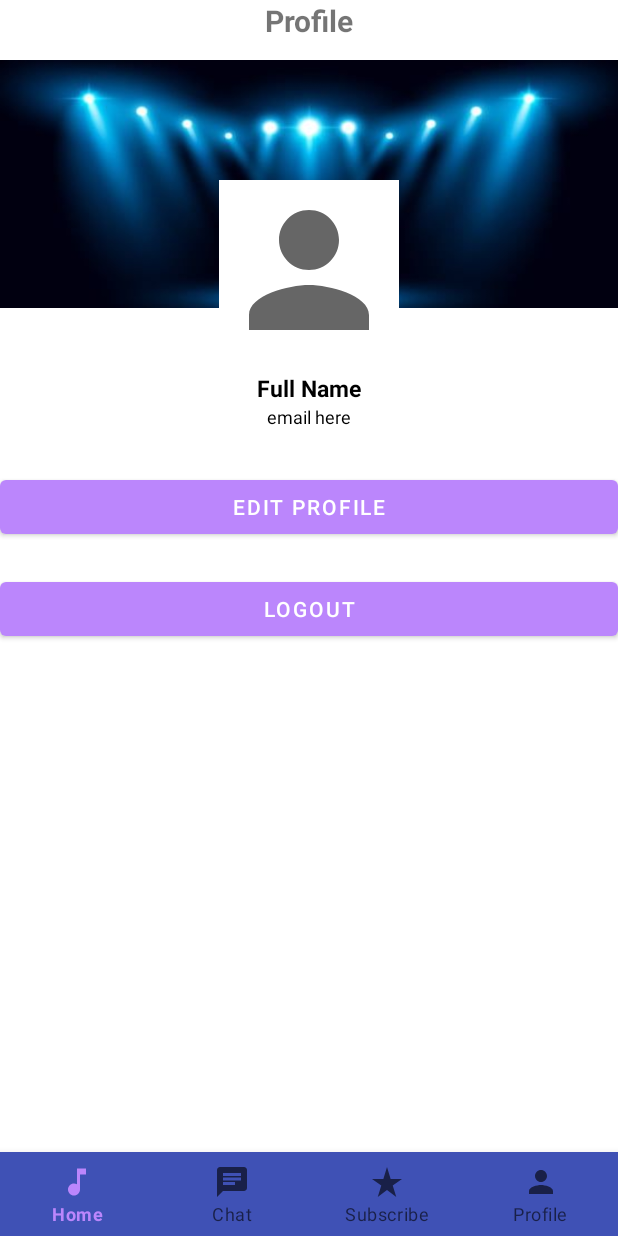
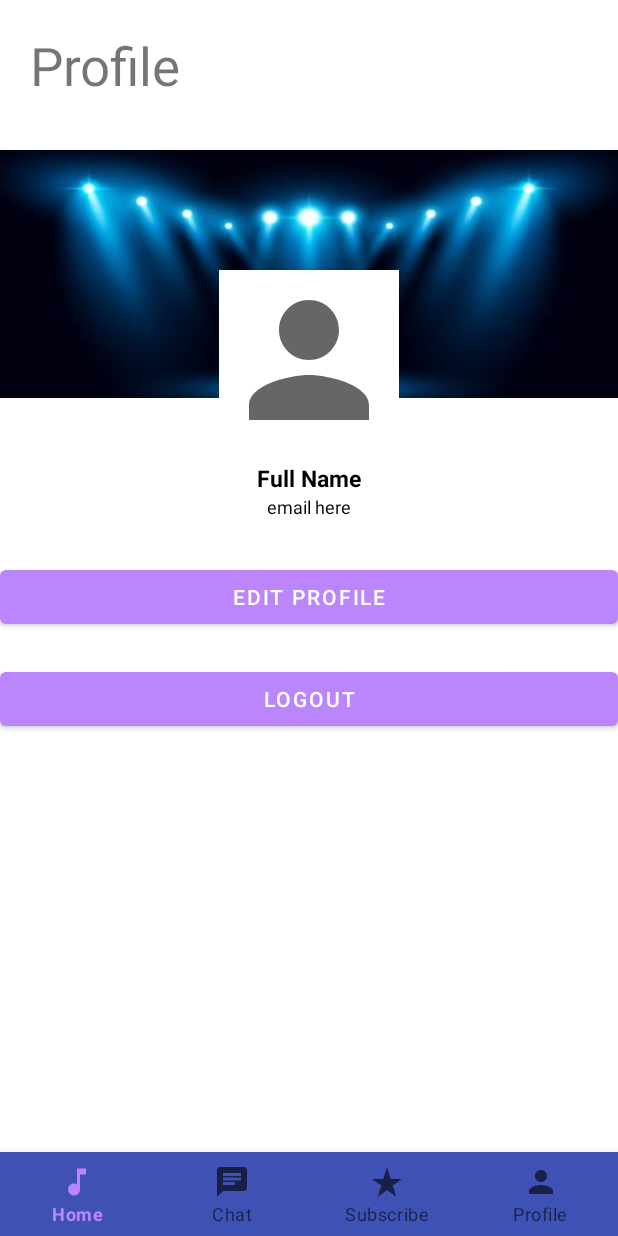
Before and after one commit to wynjardi/MobdeveFinalProj, an Android app: the layout activity_profile.xml on its own in the app's theme, with its tools: preview values and no code run, on a phone screen of 412 x 824 dp. Run offline under Robolectric (Android 15) with nearby library versions, the light colour scheme and no system bars.

Commit message:
Title texts uniform layout

```diff
--- a/app/build.gradle
+++ b/app/build.gradle
@@ -71,11 +71,12 @@ dependencies {
     implementation 'com.google.firebase:firebase-analytics:17.2.2'
     implementation 'com.google.firebase:firebase-auth:19.2.0'
     testImplementation 'junit:junit:4.13.2'
-
-
+    implementation platform('com.google.firebase:firebase-bom:29.1.0')
+    implementation 'com.google.firebase:firebase-auth-ktx'
     androidTestImplementation 'androidx.test.ext:junit:1.1.2'
     androidTestImplementation 'androidx.test.espresso:espresso-core:3.3.0'
 
+    implementation 'com.facebook.android:facebook-android-sdk:4.29.0'
 
 
     // Material Design Bottom Bar
--- a/app/src/main/res/layout/activity_profile.xml
+++ b/app/src/main/res/layout/activity_profile.xml
@@ -9,35 +9,34 @@
 
     <RelativeLayout
         android:layout_width="match_parent"
-        android:layout_height="?actionBarSize">
+        android:layout_height="100dp">
 
-    <TextView
-        android:id="@+id/toolbarTitleTv"
-        android:layout_width="match_parent"
-        android:layout_height="wrap_content"
-        android:textSize="20dp"
-        android:textStyle="bold"
-        app:layout_constraintTop_toTopOf="parent"
-        android:text="Profile"
-        android:textAlignment="center"/>
+        <TextView
+            android:id="@+id/toolbarTitleTv"
+            android:layout_width="match_parent"
+            android:layout_height="50dp"
+            android:layout_margin="20dp"
+            android:text="Profile"
+            android:textSize="35sp"
+            app:layout_constraintTop_toTopOf="parent" />
 
     </RelativeLayout>
 
     <View
         android:layout_width="match_parent"
         android:layout_height="165dp"
-        android:background="@drawable/profilebg"
-        android:layout_marginTop="40dp" />
+        android:layout_marginTop="100dp"
+        android:background="@drawable/profilebg" />
 
     <com.google.android.material.imageview.ShapeableImageView
         android:id="@+id/profileTv"
         android:layout_width="120dp"
         android:layout_height="120dp"
         android:layout_centerHorizontal="true"
-        android:layout_marginTop="120dp"
+        android:layout_marginTop="180dp"
         android:background="@color/white"
         android:src="@drawable/ic_person_gray"
-        android:scaleType="centerCrop"/>
+        android:scaleType="centerCrop" />
 
     //name
     <TextView
```
Also changed, not shown: app/src/main/java/com/mobdeve/jardiniano/see/MainActivity.kt (deleted, +0 -130 lines), app/src/main/res/layout/activity_dashboard_user.xml (+4 -6 lines), app/src/main/res/layout/activity_main.xml (deleted, +0 -60 lines).
